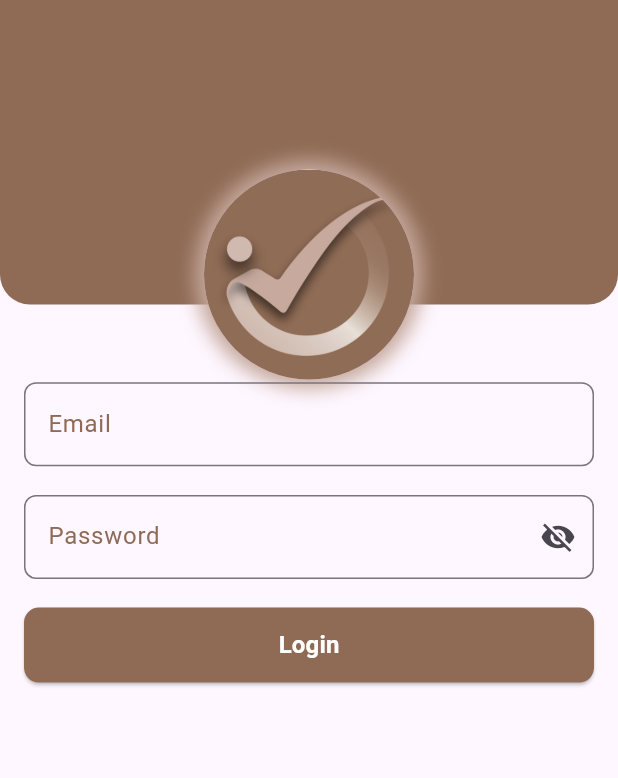
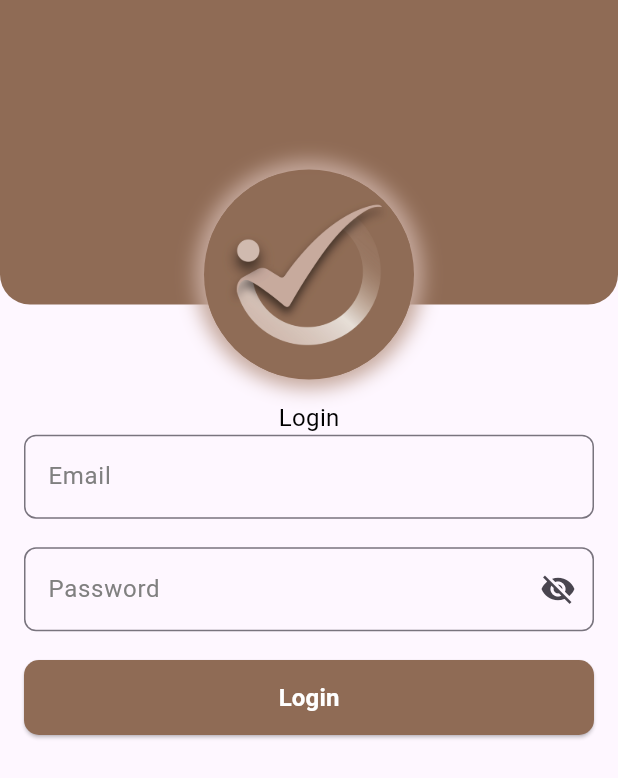
Before and after one commit to drax6055/flutter_template, a Flutter app: the screen it shows after launch, on a phone screen of 412 x 824 dp. Shown: the top 778 px of the screen. Run offline on Flutter 3.47's test engine with Material 3 defaults, Android fonts, the phone set to English and light mode, and no system bars; our stand-ins replace dio, flutter_screenutil, flutter_secure_storage, get, pretty_dio_logger, shared_preferences.

Commit message:
change splash and login

```diff
--- a/lib/ui/auth/login_screen.dart
+++ b/lib/ui/auth/login_screen.dart
@@ -3,8 +3,10 @@ import 'package:flutter_screenutil/flutter_screenutil.dart';
 import 'package:flutter_template/utils/app_images.dart';
 import 'package:flutter_template/utils/colors.dart';
 import 'package:get/get.dart';
+import '../../utils/custom_text_styles.dart';
 import '../../wiget/Custome_textfield.dart';
 import '../../wiget/Custome_button.dart';
+import '../../wiget/custome_text.dart';
 import 'login_controller.dart';
 
 class LoginScreen extends StatelessWidget {
@@ -96,6 +98,7 @@ Widget login_screen_header() {
             ),
           child: CircleAvatar(
             radius: 70,
+            backgroundColor: primaryColor,
             foregroundImage: AssetImage(AppImages.applogo,),
           ),
         ),
@@ -110,7 +113,9 @@ Widget login_screen_header() {
       padding: const EdgeInsets.all(16),
       child: Column(
         children: [
-          SizedBox(height: 30.h),
+          CustomTextWidget(
+           text: 'Login'
+          ),
           InputTxtfield_Email(),
           SizedBox(height: 16.h),
           InputTxtfield_Pass(),
@@ -124,6 +129,7 @@ Widget login_screen_header() {
     return Column(
       children: [
         login_screen_header(),
+        SizedBox(height: 40.h),
         login_screen_body(),
       ],
     );
--- a/lib/ui/splash/splash_screen.dart
+++ b/lib/ui/splash/splash_screen.dart
@@ -34,7 +34,8 @@ class SplashScreen extends StatelessWidget {
             ),
           child: CircleAvatar(
             radius: 70.r,
-            foregroundImage: AssetImage(AppImages.applogo,),
+            backgroundColor: primaryColor,
+            foregroundImage: AssetImage(AppImages.applogo),
           ),
         ),
         ),
--- a/lib/utils/app_images.dart
+++ b/lib/utils/app_images.dart
@@ -2,7 +2,7 @@
 class AppImages {
   AppImages._();
   static final String splash_img = 'assets/images/img/splash_logo.png';
-  static final String applogo = 'assets/images/img/demo.jpg';
+  static final String applogo = 'assets/images/img/applogo.png';
 
 
 
--- /dev/null
+++ b/lib/utils/custom_text_styles.dart
@@ -0,0 +1,26 @@
+import 'package:flutter/material.dart';
+import 'colors.dart';
+
+class CustomTextStyles {
+  static const TextStyle heading1 = TextStyle(
+    fontSize: 24.0,
+    fontWeight: FontWeight.bold,
+    color: primaryColor,
+  );
+
+  static const TextStyle heading2 = TextStyle(
+    fontSize: 20.0,
+    fontWeight: FontWeight.bold,
+    color: primaryColor,
+  );
+
+  static const TextStyle bodyText = TextStyle(
+    fontSize: 16.0,
+    color: grey,
+  );
+
+  static const TextStyle caption = TextStyle(
+    fontSize: 12.0,
+    color: grey,
+  );
+}
--- a/lib/wiget/Custome_button.dart
+++ b/lib/wiget/Custome_button.dart
@@ -55,10 +55,10 @@ class ElevatedButtonExample extends StatelessWidget {
 
   ButtonStyle _defaultStyle() {
     return ElevatedButton.styleFrom(
-      backgroundColor: primaryColor, // Button color
-      foregroundColor: white, // Text color
+      backgroundColor: primaryColor,
+      foregroundColor: white,
       shape: RoundedRectangleBorder(
-        borderRadius: BorderRadius.circular(10), // Border radius
+        borderRadius: BorderRadius.circular(10),
       ),
     );
   }
--- a/lib/wiget/Custome_textfield.dart
+++ b/lib/wiget/Custome_textfield.dart
@@ -3,6 +3,7 @@ import 'dart:ui';
 import 'package:flutter/material.dart';
 
 import '../utils/colors.dart';
+import '../utils/custom_text_styles.dart';
 
 class CustomTextFormField extends StatelessWidget {
   final TextEditingController? controller;
@@ -13,7 +14,7 @@ class CustomTextFormField extends StatelessWidget {
   final bool obscureText;
   final TextInputType keyboardType;
   final FormFieldValidator<String>? validator;
-  final TextStyle labelStyle = TextStyle(color: primaryColor);
+  final TextStyle labelStyle = CustomTextStyles.bodyText;
 
   CustomTextFormField({
     Key? key,
--- /dev/null
+++ b/lib/wiget/custome_text.dart
@@ -0,0 +1,25 @@
+import 'package:flutter/material.dart';
+
+class CustomTextWidget extends StatelessWidget {
+  final String text;
+  final TextAlign textAlign;
+  final TextStyle? textStyle;
+
+  CustomTextWidget({
+    required this.text,
+    this.textAlign = TextAlign.left,
+    this.textStyle,
+  });
+
+  @override
+  Widget build(BuildContext context) {
+    return Align(
+      alignment: Alignment.center,  // Default alignment can be changed
+      child: Text(
+        text,
+        textAlign: textAlign,
+        style: textStyle ?? TextStyle(fontSize: 16, color: Colors.black),
+      ),
+    );
+  }
+}
```
Also changed, not shown: assets/images/img/fav icon ifloriana jpg.jpg (renamed from assets/images/img/demo.jpg).
